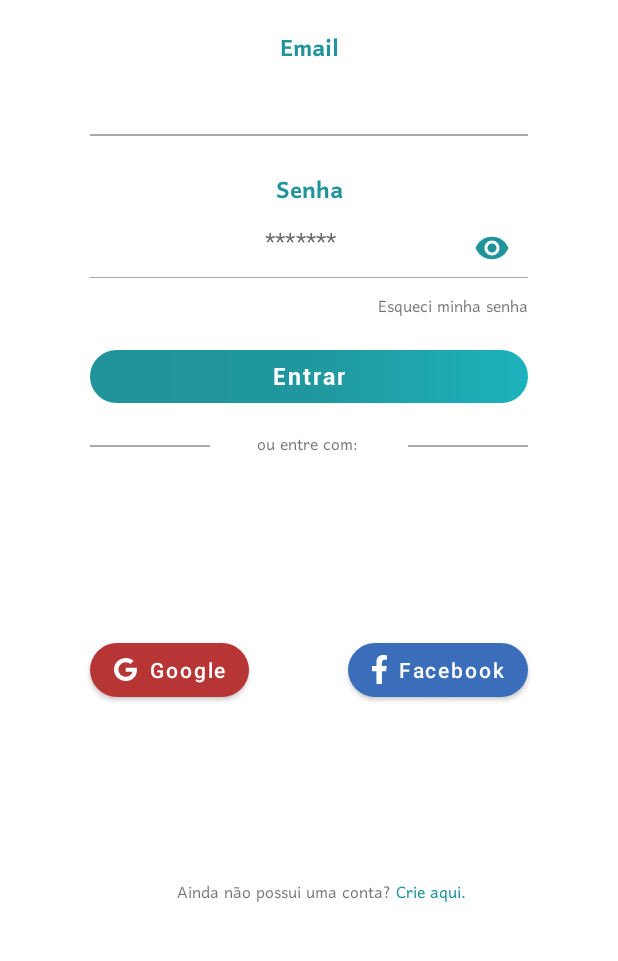
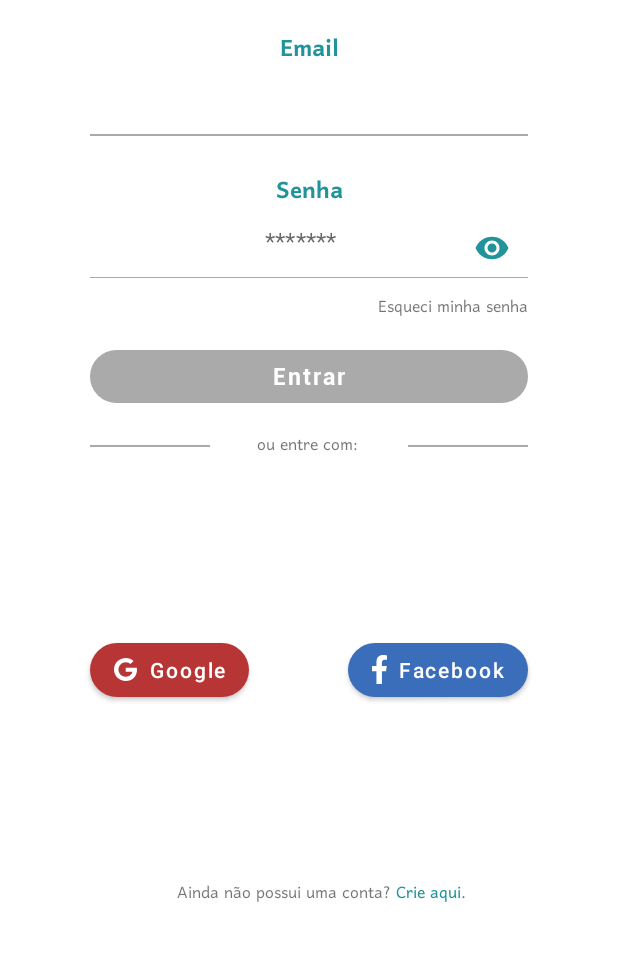
Before and after one commit to iCarvalho7/img-mobile, an Android app: the screen it shows after launch (MainActivity), on a phone screen of 412 x 824 dp, the part 264-1225 px from its top. Run offline under Robolectric (Android 15) with nearby library versions, the phone set to English and light mode, and no system bars; our stand-ins replace data binding.

Commit message:
refac: layout for user interaction

```diff
--- /dev/null
+++ b/app/src/main/res/drawable/rounded_bg_button.xml
@@ -0,0 +1,6 @@
+<?xml version="1.0" encoding="utf-8"?>
+<selector xmlns:android="http://schemas.android.com/apk/res/android">
+    <item android:drawable="@drawable/rounded_bg_button_enabled" android:state_enabled="true"/>
+    <item android:drawable="@drawable/rounded_bg_button_disable" android:state_enabled="false"/>
+    <item android:drawable="@drawable/rounded_bg_button_enabled"/>
+</selector>
--- /dev/null
+++ b/app/src/main/res/drawable/rounded_bg_button_disable.xml
@@ -0,0 +1,6 @@
+<?xml version="1.0" encoding="utf-8"?>
+<shape xmlns:android="http://schemas.android.com/apk/res/android"
+    android:shape="rectangle">
+    <corners android:radius="22dp" />
+    <solid android:color="@android:color/darker_gray" />
+</shape>
--- a/app/src/main/res/drawable/rounded_bg_button_gradient.xml
+++ b/app/src/main/res/drawable/rounded_bg_button_enabled.xml
@@ -1,5 +1,5 @@
 <?xml version="1.0" encoding="utf-8"?>
-<ripple xmlns:android="http://schemas.android.com/apk/res/android" android:color="@color/gray">
+<ripple xmlns:android="http://schemas.android.com/apk/res/android" android:color="@color/white">
     <item>
         <shape android:shape="rectangle">
             <corners android:radius="22dp" />
--- a/app/src/main/res/values/themes.xml
+++ b/app/src/main/res/values/themes.xml
@@ -28,9 +28,10 @@
     </style>
 
     <style name="MaterialButton.Base" parent="Widget.MaterialComponents.Button.OutlinedButton">
-        <item name="android:background">@drawable/rounded_bg_button_gradient</item>
+        <item name="android:background">@drawable/rounded_bg_button</item>
         <item name="cornerRadius">20dp</item>
         <item name="backgroundTint">@null</item>
+        <item name="colorOnSurface">@color/white</item>
         <!--    text    -->
         <item name="android:textAllCaps">false</item>
         <item name="android:textColor">@color/white</item>
```
Also changed, not shown: app/build.gradle (+15 -1 lines), app/src/main/java/br/com/isaias/img/ui/login/LoginFragment.kt (+2 -6 lines), app/src/main/java/br/com/isaias/img/utils/BindingAdapterClass.kt (+21 -0 lines).
